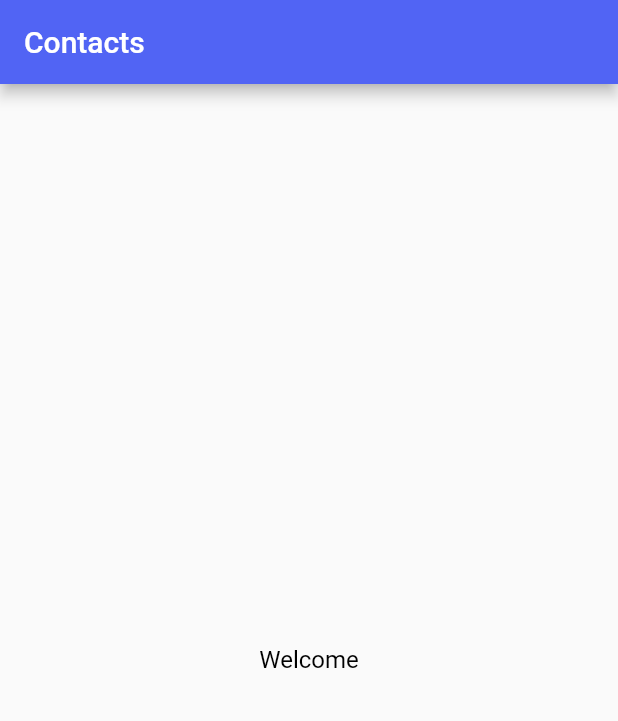
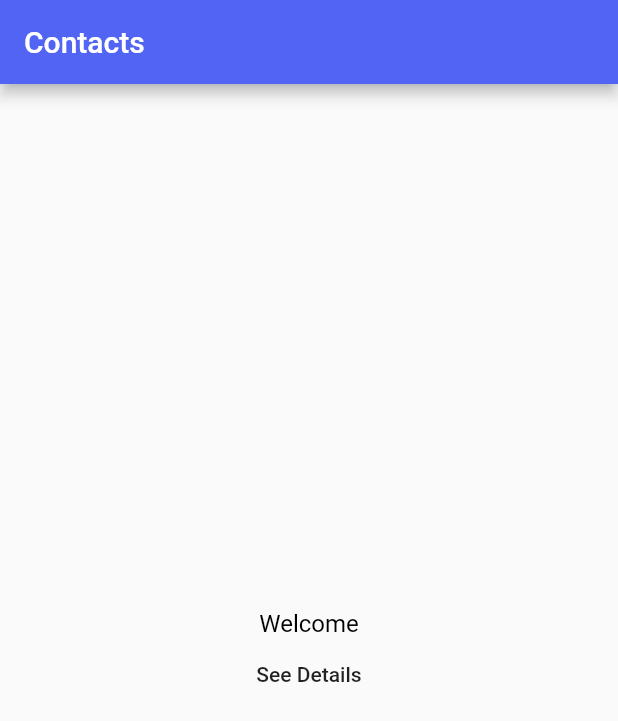
Before and after one commit to Dan-Ilies/flutter_challenge_contacts, a Flutter app: the screen it shows after launch, on a phone screen of 412 x 824 dp. Shown: the top 721 px of the screen. Run offline on Flutter 3.47's test engine with Material 2 defaults, Android fonts, the phone set to English and light mode, and no system bars; Roboto replaces fonts that are missing (Arial).

Commit message:
Add the Router and Navigation logic. Create a dummy Contact Details screen.

```diff
--- a/lib/app/app.dart
+++ b/lib/app/app.dart
@@ -1,10 +1,16 @@
 
 import 'package:challenge_about_you/core/contacts_list/contacts_list_screen.dart';
+import 'package:challenge_about_you/navigation/app_router.dart';
+import 'package:challenge_about_you/navigation/routes.dart';
 import 'package:challenge_about_you/theme/colors.dart';
 import 'package:flutter/material.dart';
 
 class App extends StatelessWidget {
-  const App({Key? key}) : super(key: key);
+  const App({Key? key, required AppRouter appRouter}) :
+        _appRouter = appRouter,
+        super(key: key);
+
+  final AppRouter _appRouter;
 
   @override
   Widget build(BuildContext context) {
@@ -15,7 +21,8 @@ class App extends StatelessWidget {
         primarySwatch: Colors.blue,
         appBarTheme: const AppBarTheme(color: AppColors.blueF4),
       ),
-      home: const ContactsListScreen(),
+      initialRoute: Routes.root,
+      onGenerateRoute: _appRouter.generateRoute,
     );
   }
 }
--- a/lib/core/contacts_list/contacts_list_screen.dart
+++ b/lib/core/contacts_list/contacts_list_screen.dart
@@ -1,4 +1,5 @@
 
+import 'package:challenge_about_you/navigation/routes.dart';
 import 'package:challenge_about_you/theme/test_styles.dart';
 import 'package:flutter/material.dart';
 
@@ -19,6 +20,10 @@ class ContactsListScreen extends StatelessWidget {
               'Welcome',
               style: AppTextStyles.mainText(),
             ),
+            MaterialButton(
+              child: const Text('See Details'),
+              onPressed: () => Navigator.pushNamed(context, Routes.contactDetails)
+            )
           ],
         ),
       ),
--- /dev/null
+++ b/lib/navigation/app_router.dart
@@ -0,0 +1,22 @@
+
+import 'package:challenge_about_you/core/contact_details/contact_details_screen.dart';
+import 'package:challenge_about_you/core/contacts_list/contacts_list_screen.dart';
+import 'package:challenge_about_you/navigation/routes.dart';
+import 'package:flutter/material.dart';
+
+class AppRouter {
+
+  Route<dynamic> generateRoute(RouteSettings settings) {
+    switch (settings.name) {
+      case Routes.root:
+        return MaterialPageRoute(builder: (_) => const ContactsListScreen());
+      case Routes.contactsList:
+        return MaterialPageRoute(builder: (_) => const ContactsListScreen());
+      case Routes.contactDetails:
+        return MaterialPageRoute(builder: (_) => const ContactDetailsScreen());
+      default:
+        return MaterialPageRoute(builder: (_) => const ContactsListScreen());
+    }
+  }
+
+}
--- /dev/null
+++ b/lib/navigation/routes.dart
@@ -0,0 +1,8 @@
+
+abstract class Routes {
+
+  static const root = '/';
+  static const contactsList = '/contacts_list';
+  static const contactDetails = '/contact_details';
+
+}
```
Also changed, not shown: lib/core/contact_details/contact_details_screen.dart (added, +26 -0 lines), lib/main.dart (+9 -2 lines), 1 other file.
